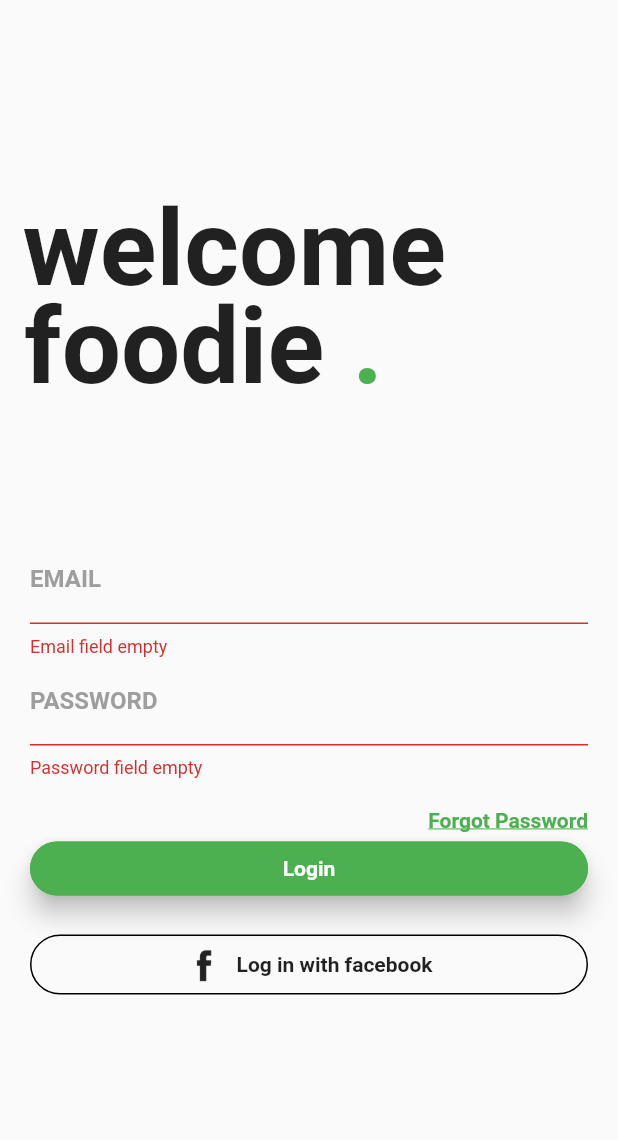
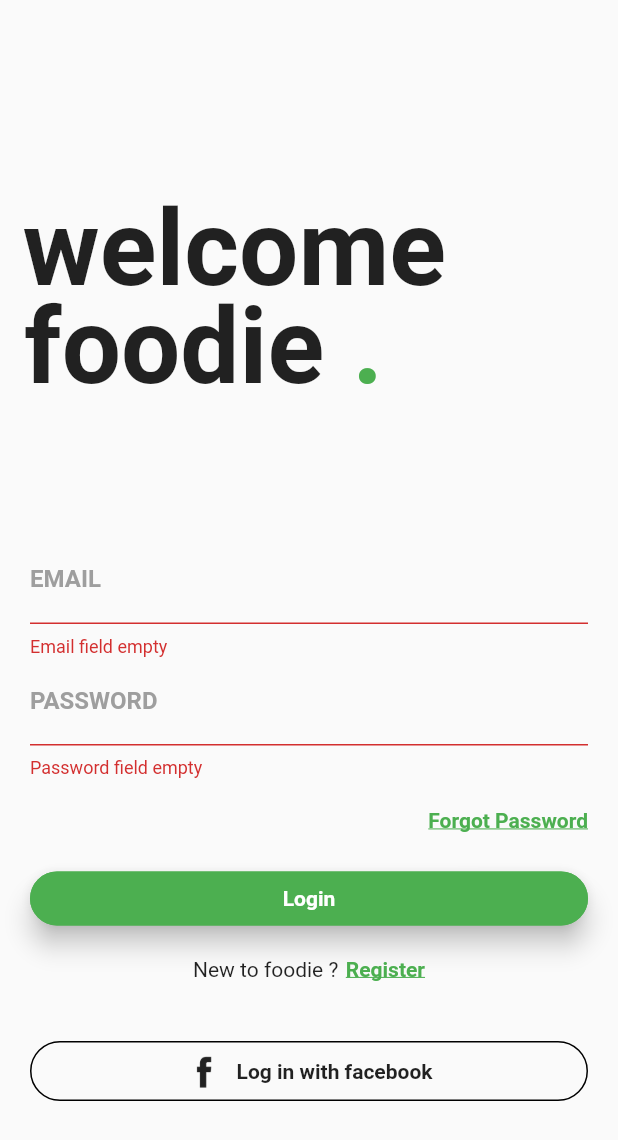
Before and after one commit to aryanchordia/foodie_app, a Flutter app: the screen it shows after launch, after a tap on "Login", on a phone screen of 412 x 824 dp. Shown: the top 1140 px of the screen. Run offline on Flutter 3.47's test engine with Material 2 defaults, Android fonts, the phone set to English and light mode, and no system bars; our stand-ins replace firebase_auth; accounts and stored records are empty.

```diff
--- a/lib/login_page.dart
+++ b/lib/login_page.dart
@@ -1,4 +1,5 @@
 import 'package:flutter/material.dart';
+import 'package:firebase_auth/firebase_auth.dart';
 
 class LoginPage extends StatefulWidget {
 
@@ -7,19 +8,45 @@ class LoginPage extends StatefulWidget {
 
 }
 
+enum FormType {
+  login,
+  register
+}
+
 class _LoginPageState extends State<LoginPage> {
 
   final formKey = new GlobalKey<FormState>();
 
   String _email;
   String _password;
+  FormType _formType = FormType.login;
 
-  void validateAndsave() {
+  bool validateAndsave() {
     final form = formKey.currentState;
     if (form.validate()) {
       form.save();
       print('form is valid. $_email and $_password');
+      return true;
     }
+    return false;
+  }
+
+  void validateAndSubmit() async{
+    if (validateAndsave()) {
+      try {
+        FirebaseUser user = (await FirebaseAuth.instance.signInWithEmailAndPassword(email: _email, password: _password)) as FirebaseUser;
+        print('Signed in: ${user.uid}');
+      }
+      catch (e) {
+        print('Error: $e');
+      }
+    }
+  }
+
+  void moveToRegister() {
+    setState(() {
+      _formType = FormType.register;
+    });
   }
 
   @override
@@ -99,6 +126,7 @@ class _LoginPageState extends State<LoginPage> {
                         ),
                       ),
                     ),
+                    SizedBox(height: 20),
                     RaisedButton(
                     child: Text('Login', style: TextStyle(color: Colors.white, fontWeight: FontWeight.bold)),
                     elevation: 7.0,
@@ -107,10 +135,31 @@ class _LoginPageState extends State<LoginPage> {
                       borderRadius: BorderRadius.circular(20.0),
                       side: BorderSide(color: Colors.green),
                     ),
-                    onPressed: validateAndsave,
-
+                    onPressed: validateAndSubmit,
                     ),
-                  SizedBox(height: 20.0),
+                    SizedBox(height: 15.0),
+                    Row(
+                      mainAxisAlignment: MainAxisAlignment.center,
+                      children: <Widget>[
+                        Text(
+                          'New to foodie ?',
+                        ),
+                        SizedBox(width: 5.0),
+                        InkWell(
+                          onTap: () {
+                            moveToRegister;
+                          },
+                          child: Text(
+                            'Register',
+                            style: TextStyle(
+                                color: Colors.green,
+                                fontWeight: FontWeight.bold,
+                                decoration: TextDecoration.underline),
+                          ),
+                        )
+                      ],
+                    ),
+                    SizedBox(height: 40.0),
                       Container(
                         height: 40.0,
                         color: Colors.transparent,
@@ -142,28 +191,6 @@ class _LoginPageState extends State<LoginPage> {
                   ],
                 )),
                 )
-            // SizedBox(height: 15.0),
-            // Row(
-            //   mainAxisAlignment: MainAxisAlignment.center,
-            //   children: <Widget>[
-            //     Text(
-            //       'New to foodie ?',
-            //     ),
-            //     SizedBox(width: 5.0),
-            //     InkWell(
-            //       onTap: () {
-            //         Navigator.of(context).pushNamed('/signup');
-            //       },
-            //       child: Text(
-            //         'Register',
-            //         style: TextStyle(
-            //             color: Colors.green,
-            //             fontWeight: FontWeight.bold,
-            //             decoration: TextDecoration.underline),
-            //       ),
-            //     )
-            //   ],
-            // )
           ],
         ));
   }
```
Also changed, not shown: 4 other files. Lines whose indentation alone changed are shown as unchanged.
